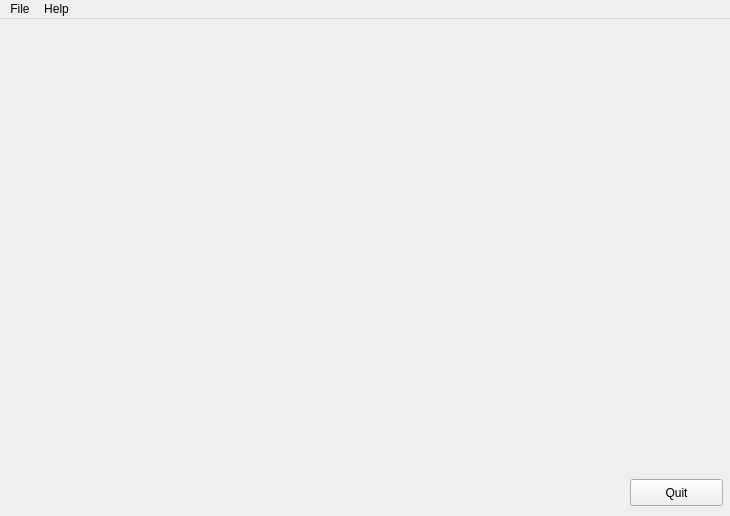
First picture: the form in flasher.ui, repository showp1984/bricked-installer, before the edit.
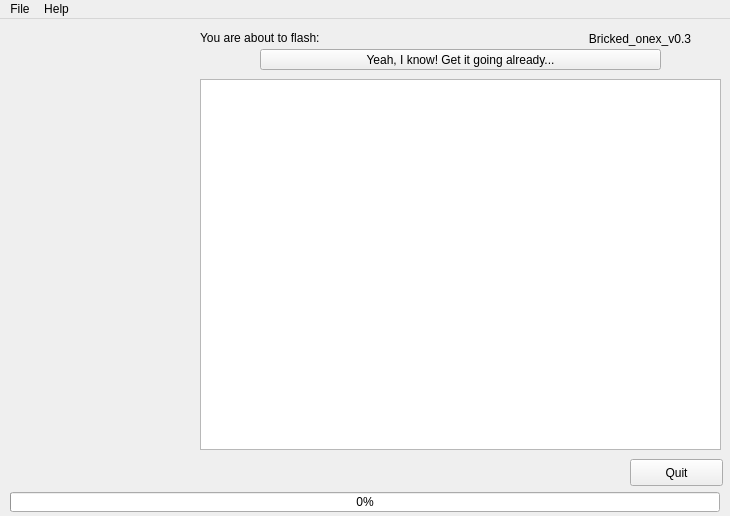
Second picture: the form after the edit. Icons and pictures are not drawn.

Commit message: flasher: added main control elements + some actions

Patch:
```diff
--- a/flasher.ui
+++ b/flasher.ui
@@ -50,7 +50,7 @@
     <property name="geometry">
      <rect>
       <x>630</x>
-      <y>460</y>
+      <y>440</y>
       <width>93</width>
       <height>27</height>
      </rect>
@@ -59,6 +59,93 @@
      <string>Quit</string>
     </property>
    </widget>
+   <widget class="QLabel" name="lbl_flashnotice">
+    <property name="geometry">
+     <rect>
+      <x>200</x>
+      <y>10</y>
+      <width>511</width>
+      <height>17</height>
+     </rect>
+    </property>
+    <property name="text">
+     <string>You are about to flash:</string>
+    </property>
+   </widget>
+   <widget class="QLabel" name="lbl_edt_kernel">
+    <property name="geometry">
+     <rect>
+      <x>350</x>
+      <y>10</y>
+      <width>341</width>
+      <height>20</height>
+     </rect>
+    </property>
+    <property name="text">
+     <string>Bricked_onex_v0.3</string>
+    </property>
+    <property name="alignment">
+     <set>Qt::AlignRight|Qt::AlignTrailing|Qt::AlignVCenter</set>
+    </property>
+   </widget>
+   <widget class="QPushButton" name="btn_start">
+    <property name="geometry">
+     <rect>
+      <x>260</x>
+      <y>30</y>
+      <width>401</width>
+      <height>21</height>
+     </rect>
+    </property>
+    <property name="text">
+     <string>Yeah, I know! Get it going already...</string>
+    </property>
+   </widget>
+   <widget class="QProgressBar" name="bar_flash">
+    <property name="geometry">
+     <rect>
+      <x>10</x>
+      <y>473</y>
+      <width>710</width>
+      <height>20</height>
+     </rect>
+    </property>
+    <property name="maximum">
+     <number>100</number>
+    </property>
+    <property name="value">
+     <number>0</number>
+    </property>
+   </widget>
+   <widget class="QTextEdit" name="txt_out">
+    <property name="geometry">
+     <rect>
+      <x>200</x>
+      <y>60</y>
+      <width>521</width>
+      <height>371</height>
+     </rect>
+    </property>
+    <property name="contextMenuPolicy">
+     <enum>Qt::NoContextMenu</enum>
+    </property>
+    <property name="undoRedoEnabled">
+     <bool>false</bool>
+    </property>
+    <property name="readOnly">
+     <bool>true</bool>
+    </property>
+    <property name="html">
+     <string>&lt;!DOCTYPE HTML PUBLIC &quot;-//W3C//DTD HTML 4.0//EN&quot; &quot;http://www.w3.org/TR/REC-html40/strict.dtd&quot;&gt;
+&lt;html&gt;&lt;head&gt;&lt;meta name=&quot;qrichtext&quot; content=&quot;1&quot; /&gt;&lt;style type=&quot;text/css&quot;&gt;
+p, li { white-space: pre-wrap; }
+&lt;/style&gt;&lt;/head&gt;&lt;body style=&quot; font-family:'Sans'; font-size:10pt; font-weight:400; font-style:normal;&quot;&gt;
+&lt;p style=&quot;-qt-paragraph-type:empty; margin-top:0px; margin-bottom:0px; margin-left:0px; margin-right:0px; -qt-block-indent:0; text-indent:0px;&quot;&gt;&lt;/p&gt;&lt;/body&gt;&lt;/html&gt;</string>
+    </property>
+    <property name="textInteractionFlags">
+     <set>Qt::NoTextInteraction</set>
+    </property>
+   </widget>
   </widget>
   <widget class="QMenuBar" name="menubar">
    <property name="geometry">
```
The commit also changes 4 other files.
